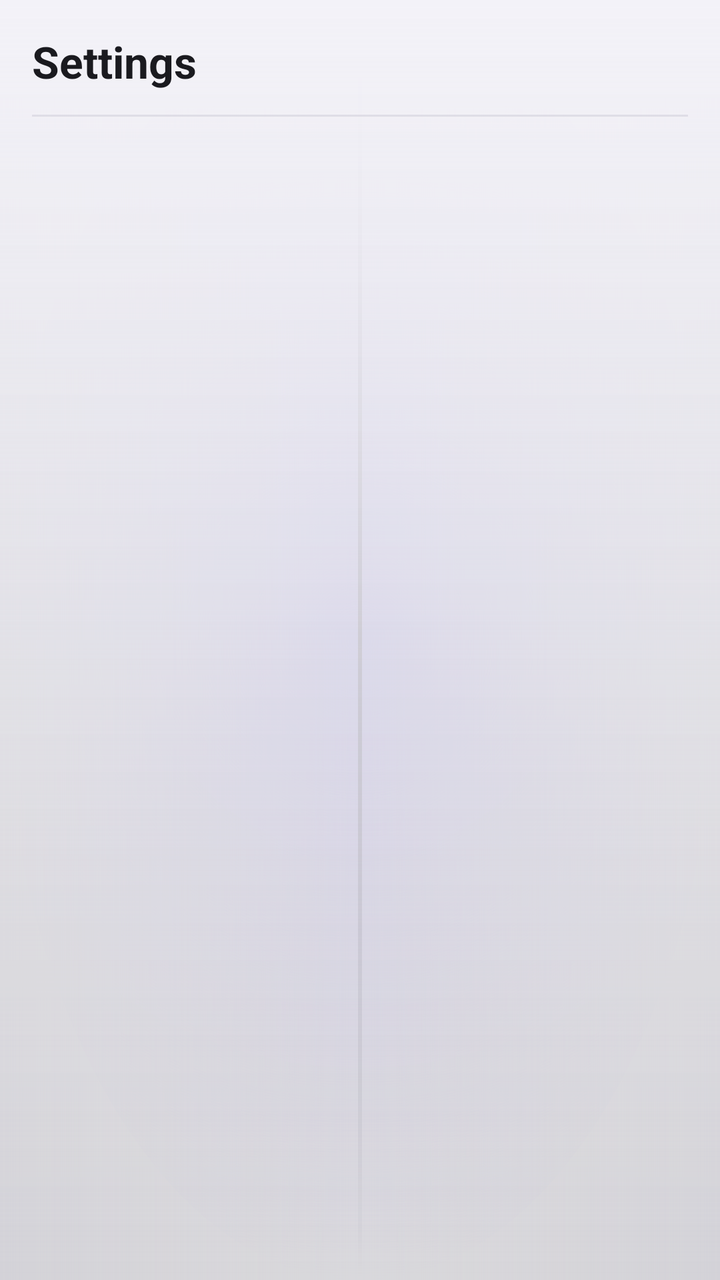
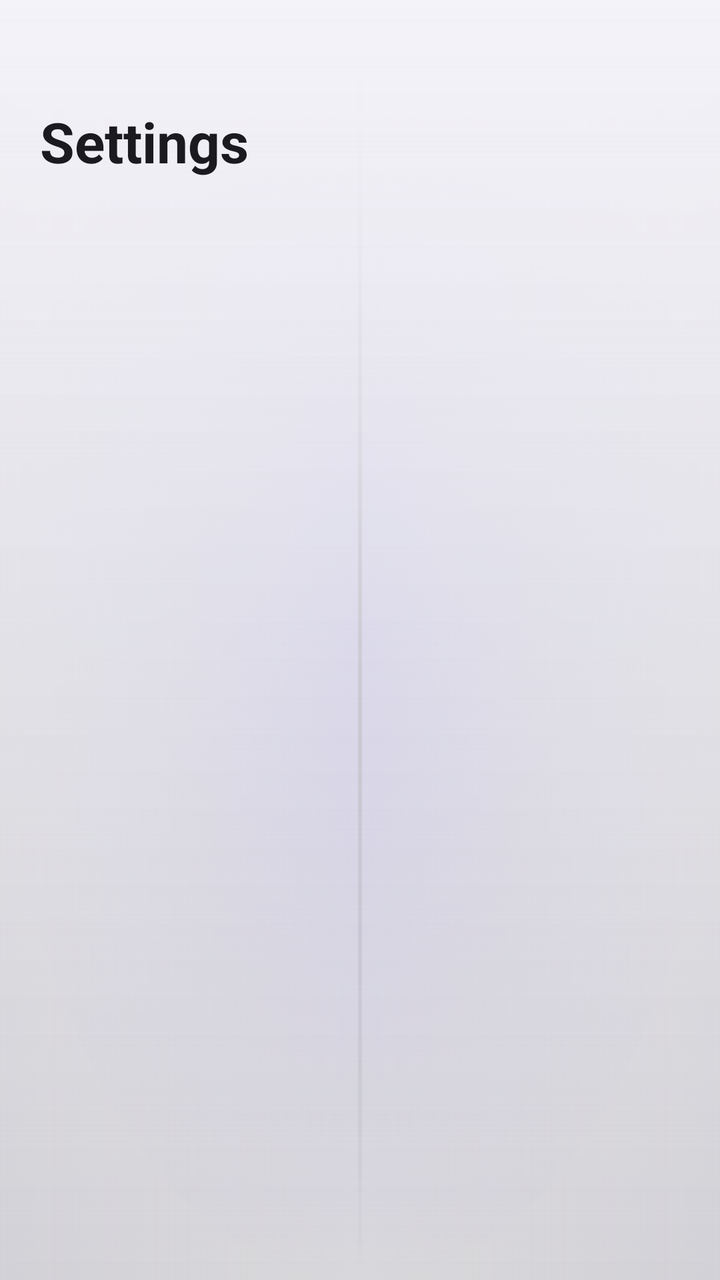

An Android layout rendered at two revisions. The XML below is the earlier revision; the diff shows what the commit changed to produce the second picture.
<!-- AndroidManifest.xml: activity theme Theme.Shadow.Base -->
<!-- res/layout/activity_settings.xml -->
<?xml version="1.0" encoding="utf-8"?>
<FrameLayout
    xmlns:android="http://schemas.android.com/apk/res/android"
    android:id="@+id/root"
    android:layout_width="match_parent"
    android:layout_height="match_parent"
    android:background="@drawable/bg_shadow_gradient">

    
    <View
        android:layout_width="match_parent"
        android:layout_height="match_parent"
        android:background="?attr/colorSurface"
        android:alpha="0.03"/>

    
    <LinearLayout
        android:layout_width="match_parent"
        android:layout_height="match_parent"
        android:orientation="vertical"
        android:padding="16dp">

        
        <com.google.android.material.textview.MaterialTextView
            android:id="@+id/title"
            android:layout_width="match_parent"
            android:layout_height="wrap_content"
            android:text="Settings"
            android:textSize="22sp"
            android:textStyle="bold"
            android:textColor="?attr/colorOnSurface"
            android:paddingBottom="12dp"/>

        
        <View
            android:layout_width="match_parent"
            android:layout_height="1dp"
            android:background="?attr/colorOutline"
            android:alpha="0.4"
            android:layout_marginBottom="12dp"/>

        
        <ListView
            android:id="@+id/settings_list"
            android:layout_width="match_parent"
            android:layout_height="match_parent"
            android:divider="?attr/colorOutline"
            android:dividerHeight="1dp"/>

    </LinearLayout>

</FrameLayout>
<!-- resources referenced by this layout -->
<resources>
  <!-- drawable bg_shadow_gradient: vector/xml drawable (drawable, 2796 chars, omitted) -->
  <style name="Theme.Shadow.Base" parent="Theme.Material3.DayNight.NoActionBar">
  
          
          <item name="android:windowBackground">@color/md_background</item>
          <item name="android:colorBackground">@color/md_background</item>
  
          
          <item name="colorPrimary">@color/md_primary</item>
          <item name="colorOnPrimary">@color/md_on_primary</item>
          <item name="colorPrimaryContainer">@color/md_primary_container</item>
          <item name="colorOnPrimaryContainer">@color/md_on_primary_container</item>
  
          
          <item name="colorSecondary">@color/md_secondary</item>
          <item name="colorOnSecondary">@color/md_on_secondary</item>
  
          
          <item name="colorSurface">@color/md_surface</item>
          <item name="colorOnSurface">@color/md_on_surface</item>
  
          <item name="colorSurfaceVariant">@color/md_surface_variant</item>
          <item name="colorOnSurfaceVariant">@color/md_on_surface_variant</item>
  
          <item name="elevationOverlayEnabled">true</item>
  
          
          <item name="colorOutline">@color/md_outline</item>
  
          
          <item name="shadowGlass">@color/shadow_glass</item>
          <item name="shadowGlassStrong">@color/shadow_glass_strong</item>
          <item name="shadowGlassSoft">@color/shadow_glass_soft</item>
  
          
          <item name="android:statusBarColor">@android:color/transparent</item>
          <item name="android:navigationBarColor">@android:color/transparent</item>
  
      </style>
  <color name="md_background">#F3F2F8</color>
  <color name="md_primary">#EC95B4FD</color>
  <color name="md_on_primary">#FFFFFF</color>
  <color name="md_primary_container">#E4E0FF</color>
  <color name="md_on_primary_container">#1A1446</color>
  <color name="md_secondary">#7C7A8A</color>
  <color name="md_on_secondary">#FFFFFF</color>
  <color name="md_surface">#FAF9FD</color>
  <color name="md_on_surface">#1A1A1F</color>
  <color name="md_surface_variant">#E9E7F2</color>
  <color name="md_on_surface_variant">#5A5865</color>
  <color name="md_outline">#C6C4D0</color>
  <color name="shadow_glass">#33FFFFFF</color>
  <color name="shadow_glass_strong">#66FFFFFF</color>
  <color name="shadow_glass_soft">#1FFFFFFF</color>
</resources>

<!-- the commit's change to res/layout/activity_settings.xml (unified diff, before → after) -->
@@ -1,24 +1,18 @@
 <?xml version="1.0" encoding="utf-8"?>
-<FrameLayout
+<androidx.core.widget.NestedScrollView
     xmlns:android="http://schemas.android.com/apk/res/android"
     android:id="@+id/root"
     android:layout_width="match_parent"
     android:layout_height="match_parent"
-    android:background="@drawable/bg_shadow_gradient">
-
-    
-    <View
-        android:layout_width="match_parent"
-        android:layout_height="match_parent"
-        android:background="?attr/colorSurface"
-        android:alpha="0.03"/>
+    android:background="@drawable/bg_shadow_gradient"
+    android:fillViewport="true">
 
     
     <LinearLayout
         android:layout_width="match_parent"
-        android:layout_height="match_parent"
+        android:layout_height="wrap_content"
         android:orientation="vertical"
-        android:padding="16dp">
+        android:padding="20dp">
 
         
         <com.google.android.material.textview.MaterialTextView
@@ -26,27 +20,19 @@
             android:layout_width="match_parent"
             android:layout_height="wrap_content"
             android:text="Settings"
-            android:textSize="22sp"
+            style="@style/TextAppearance.Material3.HeadlineMedium"
             android:textStyle="bold"
             android:textColor="?attr/colorOnSurface"
-            android:paddingBottom="12dp"/>
+            android:layout_marginTop="32dp"
+            android:layout_marginBottom="24dp"/>
 
         
-        <View
+        <LinearLayout
+            android:id="@+id/settings_container"
             android:layout_width="match_parent"
-            android:layout_height="1dp"
-            android:background="?attr/colorOutline"
-            android:alpha="0.4"
-            android:layout_marginBottom="12dp"/>
-
-        
-        <ListView
-            android:id="@+id/settings_list"
-            android:layout_width="match_parent"
-            android:layout_height="match_parent"
-            android:divider="?attr/colorOutline"
-            android:dividerHeight="1dp"/>
+            android:layout_height="wrap_content"
+            android:orientation="vertical" />
 
     </LinearLayout>
 
-</FrameLayout>
+</androidx.core.widget.NestedScrollView>
